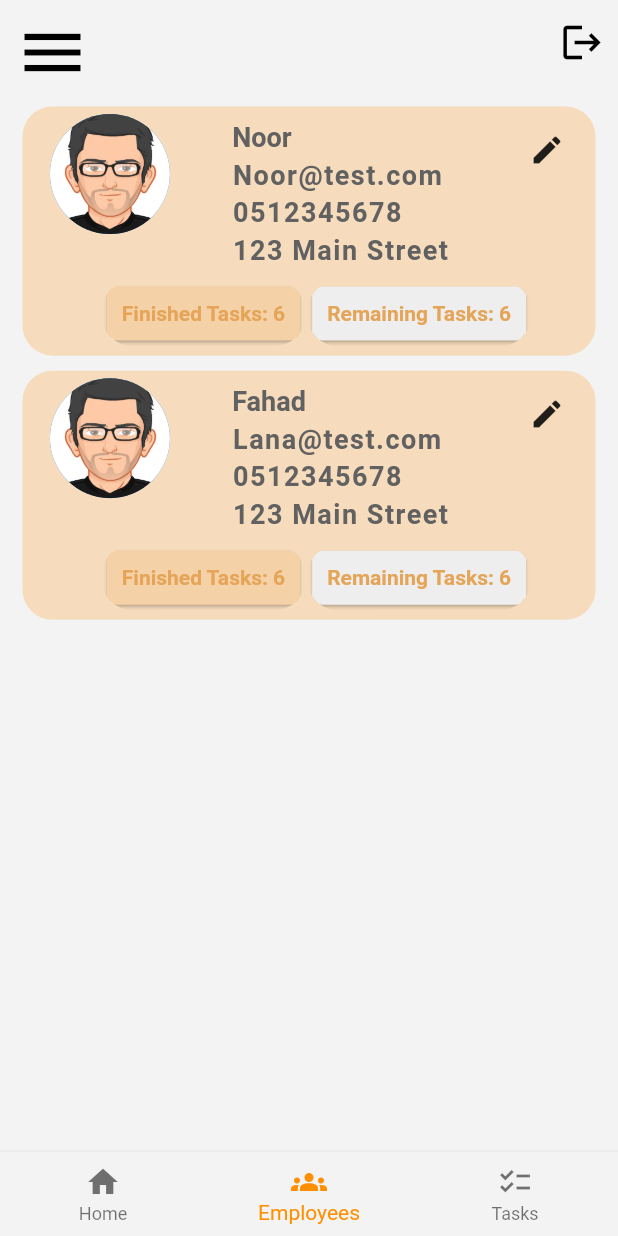
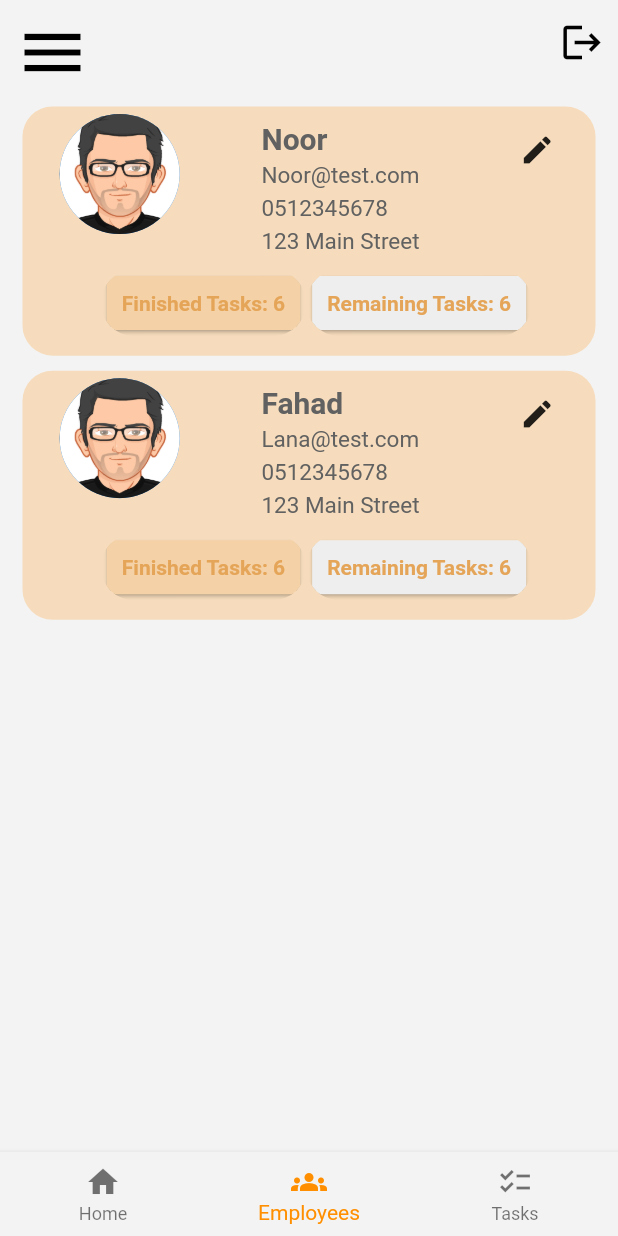
Before and after one commit to hasan-sayfi/task_management_system, a Flutter app: the screen it shows after launch, item 2 of the bottom bar chosen, after a tap on the "logout" icon, on a phone screen of 412 x 824 dp. Run offline on Flutter 3.47's test engine with Material 2 defaults, Android fonts, the phone set to English and light mode, and no system bars; our stand-ins replace sqflite; accounts and stored records are empty.

Commit message:
Restyle some pages

```diff
--- a/task_management_system/lib/screens/home/manager/manager_homepage.dart
+++ b/task_management_system/lib/screens/home/manager/manager_homepage.dart
@@ -1,6 +1,7 @@
 import 'package:flutter/material.dart';
 import 'package:task_management_system/constants/colors.dart';
 import 'package:task_management_system/models/employee.dart';
+import 'package:task_management_system/screens/home/manager/ManagerTaskTab.dart';
 import 'package:task_management_system/screens/home/manager/manager_employee_tab.dart';
 import 'package:task_management_system/screens/home/manager/manager_tab.dart';
 
@@ -16,10 +17,7 @@ class _HomePageState extends State<HomePage> {
   static const List<Widget> _botBarOptions = <Widget>[
     HomeManager(),
     ManagerEmployeeTab(),
-    Text(
-      'Tasks',
-      style: optionStyle,
-    ),
+    ManagerTaskTab(),
   ];
 
   void _onItemTapped(int index) {
@@ -47,7 +45,9 @@ class _HomePageState extends State<HomePage> {
           IconButton(
             onPressed: () {
               // TODO: Logout action
-              print(Employee.getTotalEmployeesInDepartment(2));
+              setState(() {
+                print("Refreshing!");
+              });
             },
             icon: Icon(Icons.logout, size: 30),
           )
--- a/task_management_system/lib/widgets/build_employee_card.dart
+++ b/task_management_system/lib/widgets/build_employee_card.dart
@@ -6,12 +6,12 @@ class BuildEmployeeCard extends StatelessWidget {
   final BuildContext context;
   final Employee employee;
   static const double SPACE_BETWEEN_CONTENT = 4;
+  static const double FONT_SIZE = 15;
 
   const BuildEmployeeCard({
-    Key? key,
     required this.context,
     required this.employee,
-  }) : super(key: key);
+  });
 
   @override
   Widget build(BuildContext context) {
@@ -52,7 +52,7 @@ class BuildEmployeeCard extends StatelessWidget {
                       Text(
                         employee.empName,
                         style: TextStyle(
-                            fontSize: 18,
+                            fontSize: 20,
                             fontWeight: FontWeight.bold,
                             letterSpacing: 0,
                             color: Colors.grey[700]),
@@ -61,34 +61,37 @@ class BuildEmployeeCard extends StatelessWidget {
                       Text(
                         employee.empEmail,
                         style: TextStyle(
-                            fontSize: 18,
-                            fontWeight: FontWeight.bold,
-                            letterSpacing: 1,
+                            fontSize: FONT_SIZE,
+                            // fontWeight: FontWeight.bold,
+                            // letterSpacing: 1,
                             color: Colors.grey[700]),
                       ),
                       SizedBox(height: SPACE_BETWEEN_CONTENT),
                       Text(
                         employee.empMobile,
                         style: TextStyle(
-                            fontSize: 18,
-                            fontWeight: FontWeight.bold,
-                            letterSpacing: 1,
+                            fontSize: FONT_SIZE,
+                            // fontWeight: FontWeight.bold,
+                            // letterSpacing: 1,
                             color: Colors.grey[700]),
                       ),
                       SizedBox(height: SPACE_BETWEEN_CONTENT),
                       Text(
                         employee.empAddress,
                         style: TextStyle(
-                            fontSize: 18,
-                            fontWeight: FontWeight.bold,
-                            letterSpacing: 1,
+                            fontSize: FONT_SIZE,
+                            // fontWeight: FontWeight.bold,
+                            // letterSpacing: 1,
                             color: Colors.grey[700]),
                       ),
                     ],
                   ),
                 ),
                 SizedBox(width: 25),
-                IconButton(onPressed: () {}, icon: Icon(Icons.edit)),
+                IconButton(
+                  onPressed: () {},
+                  icon: Icon(Icons.edit),
+                ),
               ],
             ),
             SizedBox(height: 10),
```
